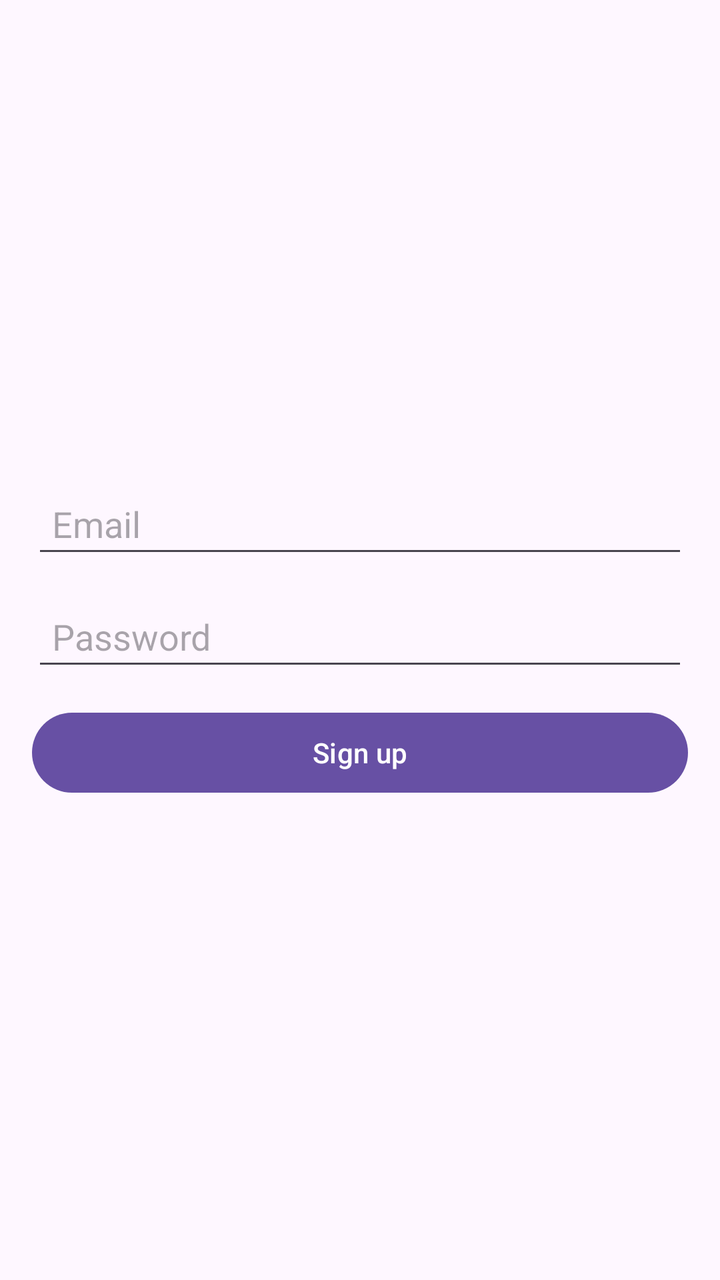
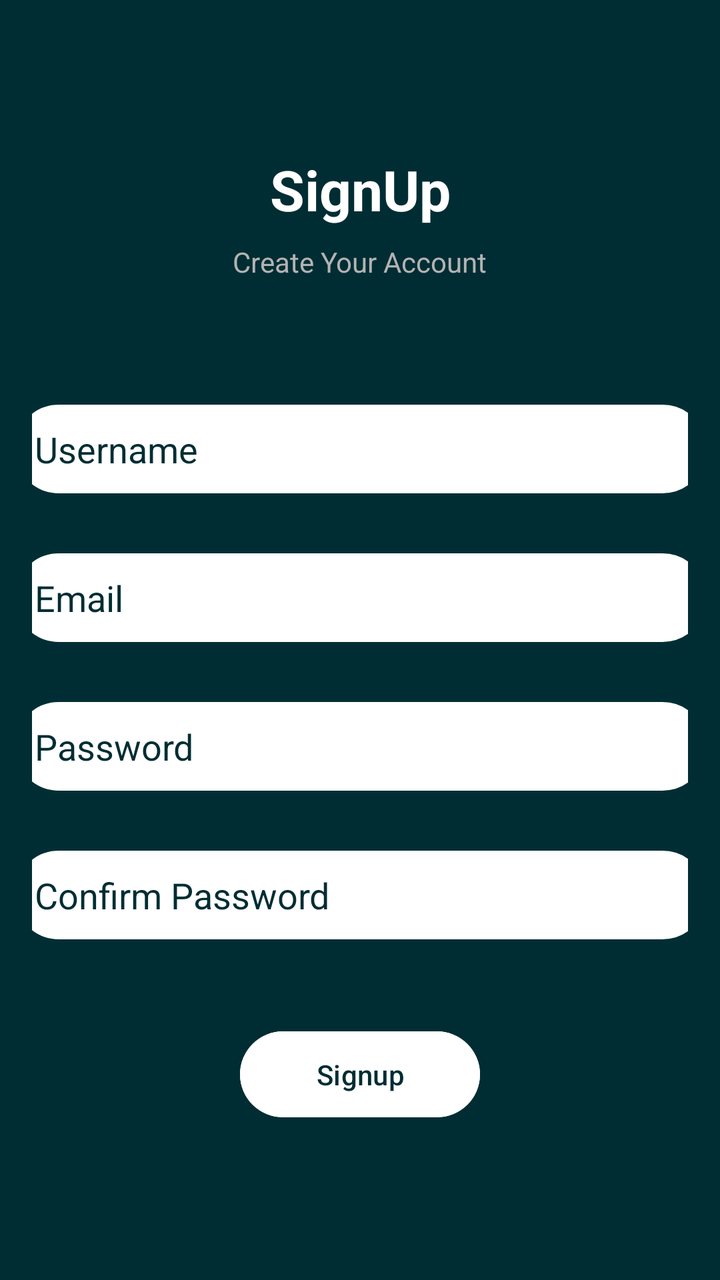

Compare the two renders of this Android layout. The source of the first and the diff that turns it into the second are given below.
<!-- AndroidManifest.xml: application theme Theme.TravellingJournal -->
<!-- res/layout/signup_fragment.xml -->
<?xml version="1.0" encoding="utf-8"?>
<LinearLayout xmlns:android="http://schemas.android.com/apk/res/android"
    android:layout_width="match_parent"
    android:layout_height="match_parent"
    android:orientation="vertical"
    android:padding="16dp"
    android:gravity="center">

    <EditText
        android:id="@+id/emailEditText"
        android:layout_width="match_parent"
        android:layout_height="wrap_content"
        android:hint="Email"
        android:inputType="textEmailAddress"
        android:padding="10dp"
        android:layout_marginBottom="12dp" />

    <EditText
        android:id="@+id/passwordEditText"
        android:layout_width="match_parent"
        android:layout_height="wrap_content"
        android:hint="Password"
        android:inputType="textPassword"
        android:padding="10dp"
        android:layout_marginBottom="12dp" />

    <Button
        android:id="@+id/signupButton"
        android:layout_width="match_parent"
        android:layout_height="wrap_content"
        android:text="Sign up"
        android:padding="10dp" />
</LinearLayout>
<!-- resources referenced by this layout -->
<resources>
  <style name="Theme.TravellingJournal" parent="Base.Theme.TravellingJournal" />
  <style name="Base.Theme.TravellingJournal" parent="Theme.Material3.DayNight.NoActionBar">
          
          
      </style>
</resources>

<!-- the commit's change to res/layout/signup_fragment.xml (unified diff, before → after) -->
@@ -1,33 +1,128 @@
 <?xml version="1.0" encoding="utf-8"?>
-<LinearLayout xmlns:android="http://schemas.android.com/apk/res/android"
+<androidx.constraintlayout.widget.ConstraintLayout xmlns:android="http://schemas.android.com/apk/res/android"
+    xmlns:app="http://schemas.android.com/apk/res-auto"
+    xmlns:tools="http://schemas.android.com/tools"
     android:layout_width="match_parent"
     android:layout_height="match_parent"
-    android:orientation="vertical"
+    android:background="#002d33"
     android:padding="16dp"
-    android:gravity="center">
+    tools:context=".MainActivity">
 
+    
+    <TextView
+        android:id="@+id/tvTitle"
+        android:layout_width="wrap_content"
+        android:layout_height="wrap_content"
+        android:text="SignUp"
+        android:textSize="28sp"
+        android:textStyle="bold"
+        android:textColor="#FFFFFF"
+        app:layout_constraintTop_toTopOf="parent"
+        app:layout_constraintStart_toStartOf="parent"
+        app:layout_constraintEnd_toEndOf="parent"
+        android:layout_marginTop="60dp"/>
+
+    
+    <TextView
+        android:id="@+id/tvSubtitle"
+        android:layout_width="wrap_content"
+        android:layout_height="wrap_content"
+        android:text="Create Your Account"
+        android:textSize="14sp"
+        android:textColor="#B3B3B3"
+        app:layout_constraintTop_toBottomOf="@id/tvTitle"
+        app:layout_constraintStart_toStartOf="parent"
+        app:layout_constraintEnd_toEndOf="parent"
+        android:layout_marginTop="8dp"/>
+
+    
     <EditText
-        android:id="@+id/emailEditText"
-        android:layout_width="match_parent"
+        android:id="@+id/etUsername"
+        android:layout_width="350dp"
+        android:layout_height="wrap_content"
+        android:hint="Username"
+        android:padding="12dp"
+        android:inputType="textPersonName"
+        android:background="@drawable/circular_border"
+        android:textColorHint="#002d33"
+        app:layout_constraintTop_toBottomOf="@id/tvSubtitle"
+        app:layout_constraintStart_toStartOf="parent"
+        app:layout_constraintEnd_toEndOf="parent"
+        android:layout_marginTop="60dp"/>
+
+    
+    <EditText
+        android:id="@+id/etEmail"
+        android:layout_width="350dp"
         android:layout_height="wrap_content"
         android:hint="Email"
+        android:padding="12dp"
         android:inputType="textEmailAddress"
-        android:padding="10dp"
-        android:layout_marginBottom="12dp" />
+        android:background="@drawable/circular_border"
+        android:textColorHint="#002d33"
+        app:layout_constraintTop_toBottomOf="@id/etUsername"
+        app:layout_constraintStart_toStartOf="parent"
+        app:layout_constraintEnd_toEndOf="parent"
+        android:layout_marginTop="26dp"/>
 
+    
     <EditText
-        android:id="@+id/passwordEditText"
-        android:layout_width="match_parent"
+        android:id="@+id/etPassword"
+        android:layout_width="350dp"
         android:layout_height="wrap_content"
         android:hint="Password"
+        android:padding="12dp"
         android:inputType="textPassword"
-        android:padding="10dp"
-        android:layout_marginBottom="12dp" />
+        android:background="@drawable/circular_border"
+        android:textColorHint="#002d33"
+        app:layout_constraintTop_toBottomOf="@id/etEmail"
+        app:layout_constraintStart_toStartOf="parent"
+        app:layout_constraintEnd_toEndOf="parent"
+        android:layout_marginTop="26dp"/>
 
+    
+    <EditText
+        android:id="@+id/etConfirmPassword"
+        android:layout_width="350dp"
+        android:layout_height="wrap_content"
+        android:hint="Confirm Password"
+        android:padding="12dp"
+        android:inputType="textPassword"
+        android:background="@drawable/circular_border"
+        android:textColorHint="#002d33"
+        app:layout_constraintTop_toBottomOf="@id/etPassword"
+        app:layout_constraintStart_toStartOf="parent"
+        app:layout_constraintEnd_toEndOf="parent"
+        android:layout_marginTop="26dp"/>
+
+    
     <Button
-        android:id="@+id/signupButton"
-        android:layout_width="match_parent"
+        android:id="@+id/btnSignUp"
+        android:layout_width="120dp"
         android:layout_height="wrap_content"
-        android:text="Sign up"
-        android:padding="10dp" />
-</LinearLayout>
+        android:text="Signup"
+        android:layout_marginTop="40dp"
+        android:textColor="#002d33"
+        android:backgroundTint="#FFFFFF"
+        android:textAllCaps="false"
+        android:layout_gravity="center"
+        android:padding="12dp"
+        app:layout_constraintTop_toBottomOf="@id/etConfirmPassword"
+        app:layout_constraintStart_toStartOf="parent"
+        app:layout_constraintEnd_toEndOf="parent" />
+
+    
+    <TextView
+        android:id="@+id/tvLogin"
+        android:layout_width="wrap_content"
+        android:layout_height="wrap_content"
+        android:text="Already have an account? Login"
+        android:textSize="14sp"
+        android:textColor="#FFFFFF"
+        android:textStyle="bold"
+        android:layout_marginTop="80dp"
+        app:layout_constraintTop_toBottomOf="@id/btnSignUp"
+        app:layout_constraintStart_toStartOf="parent"
+        app:layout_constraintEnd_toEndOf="parent"/>
+
+</androidx.constraintlayout.widget.ConstraintLayout>
<!-- resource entries referenced after the edit -->
@@ -1,5 +1,13 @@
 <!-- resources referenced by this layout -->
 <resources>
+  <!-- drawable circular_border (drawable) -->
+  <shape xmlns:android="http://schemas.android.com/apk/res/android">
+      <solid android:color="@android:color/background_light" />
+      <stroke
+          android:width="2dp"
+          android:color="#012E34" />
+      <corners android:radius="30dp" />
+  </shape>
   <style name="Theme.TravellingJournal" parent="Base.Theme.TravellingJournal" />
   <style name="Base.Theme.TravellingJournal" parent="Theme.Material3.DayNight.NoActionBar">
           
